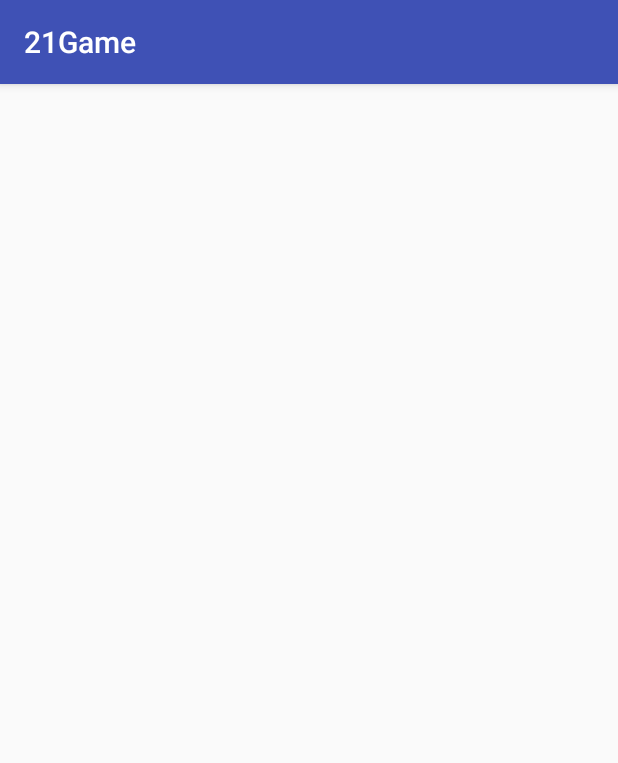
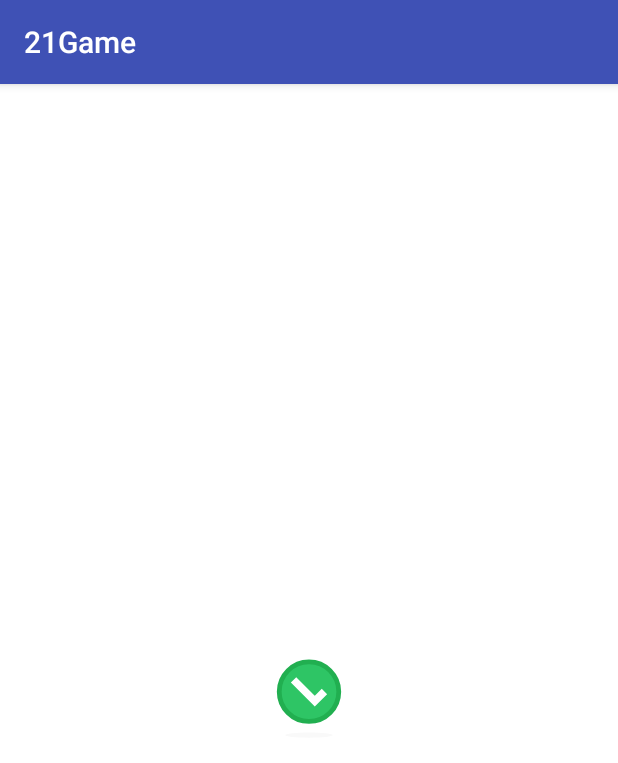
Before and after one commit to persistere/21Game, an Android app: the Sucesso21Activity screen opened directly, with no data from a screen before it, on a phone screen of 412 x 824 dp. Shown: the top 763 px of the screen. Run offline under Robolectric (Android 15) with nearby library versions, the phone set to English and light mode, and no system bars.

Commit message:
Ajustes pagina de sucesso

```diff
--- a/app/src/main/res/layout/activity_sucesso21.xml
+++ b/app/src/main/res/layout/activity_sucesso21.xml
@@ -4,6 +4,7 @@
     xmlns:tools="http://schemas.android.com/tools"
     android:layout_width="match_parent"
     android:layout_height="match_parent"
+    android:background="#FFF"
     tools:context="com.example.logonrm.a21game.Sucesso21Activity"
     tools:layout_editor_absoluteY="81dp">
 
@@ -17,7 +18,7 @@
         app:layout_constraintStart_toStartOf="parent"
         app:layout_constraintTop_toTopOf="parent"
         app:lottie_autoPlay="true"
-        app:lottie_fileName="success_state.jason"
+        app:lottie_fileName="success_state.json"
         app:lottie_loop="true" />
 
 </android.support.constraint.ConstraintLayout>
--- a/build.gradle
+++ b/build.gradle
@@ -1,5 +1,4 @@
 // Top-level build file where you can add configuration options common to all sub-projects/modules.
-
 buildscript {
     ext.kotlin_version = '1.1.51'
     repositories {
@@ -14,14 +13,12 @@ buildscript {
         // in the individual module build.gradle files
     }
 }
-
 allprojects {
     repositories {
         google()
         jcenter()
     }
 }
-
 task clean(type: Delete) {
     delete rootProject.buildDir
 }
```
Also changed, not shown: app/src/main/java/com/example/logonrm/a21game/fragments/GameFragment.kt (+2 -5 lines).
